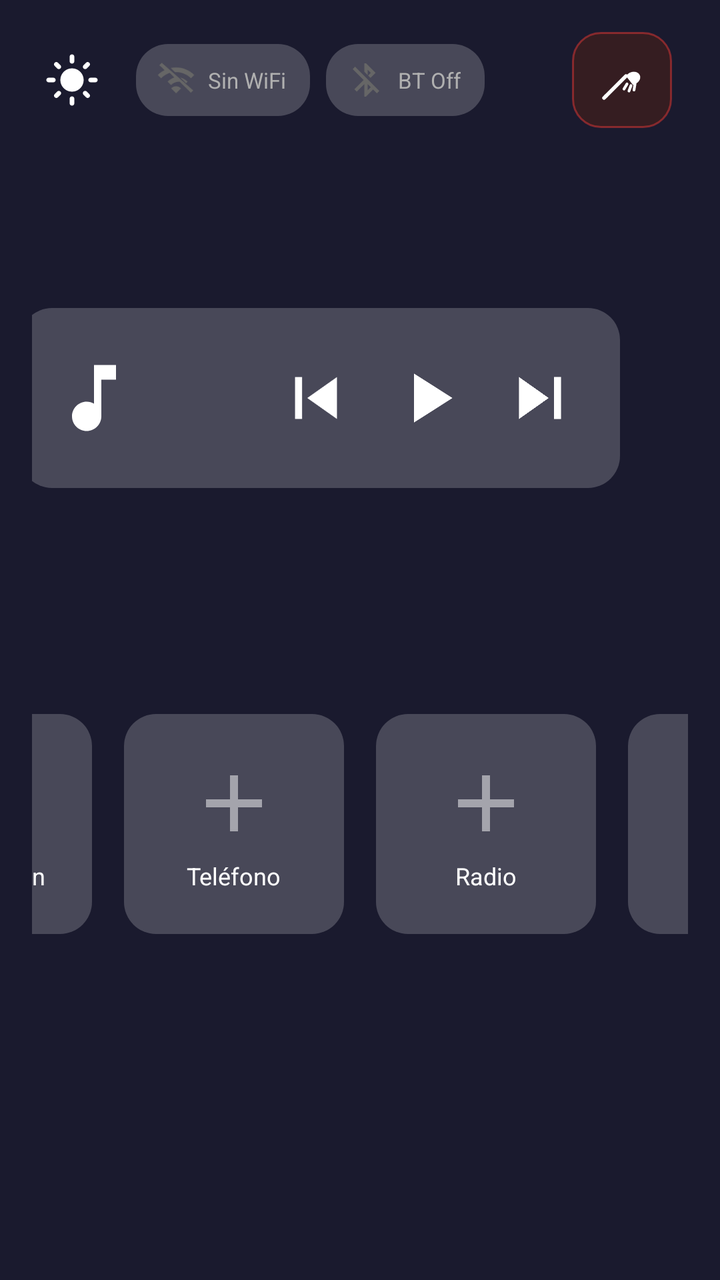
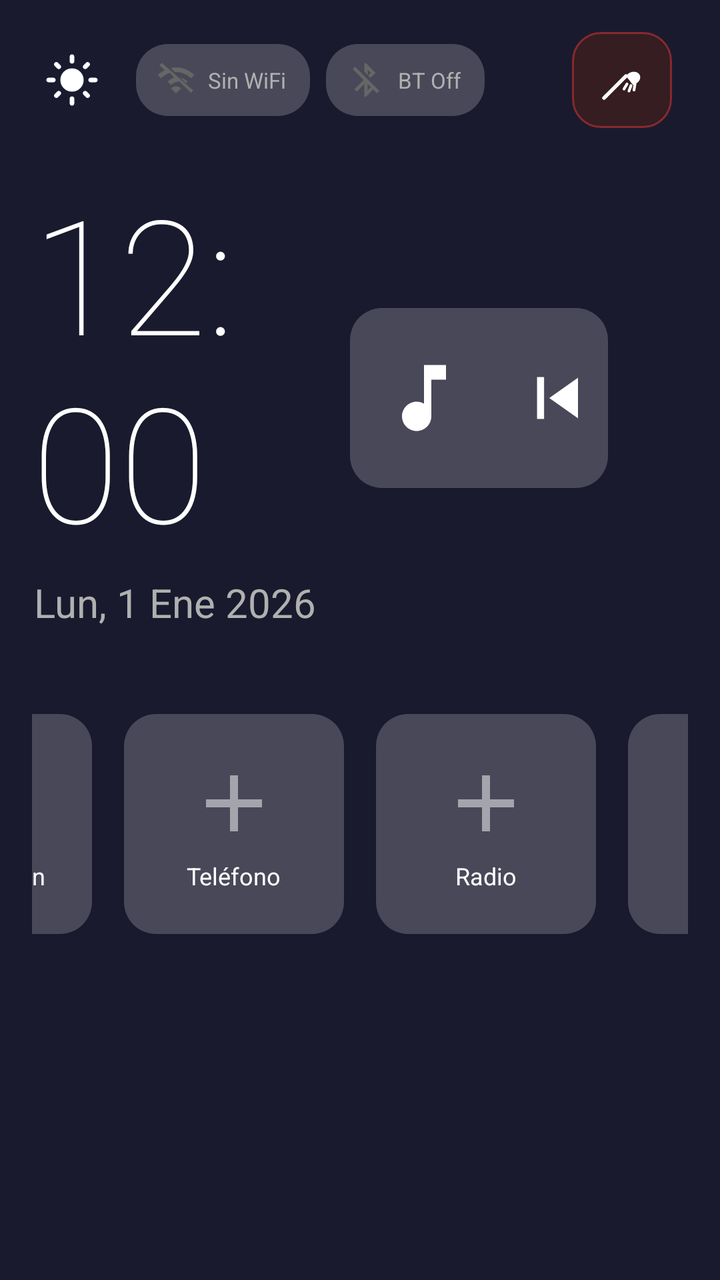

Compare the two renders of this Android layout. The source of the first and the diff that turns it into the second are given below.
<!-- AndroidManifest.xml: application theme LauncherTheme -->
<!-- res/layout/activity_main.xml -->
<?xml version="1.0" encoding="utf-8"?>
<FrameLayout xmlns:android="http://schemas.android.com/apk/res/android"
    android:id="@+id/root_layout"
    android:layout_width="match_parent"
    android:layout_height="match_parent"
    android:background="#FF1A1A2E">

    <LinearLayout
        android:layout_width="match_parent"
        android:layout_height="match_parent"
        android:gravity="center"
        android:orientation="vertical"
        android:padding="16dp">

        
        <LinearLayout
            android:layout_width="match_parent"
            android:layout_height="wrap_content"
            android:orientation="horizontal"
            android:gravity="center_vertical">

            <ImageView
                android:id="@+id/btn_theme_toggle"
                android:layout_width="40dp"
                android:layout_height="40dp"
                android:src="@drawable/ic_sun"
                android:padding="6dp"
                android:clickable="true"
                android:focusable="true" />

            <LinearLayout
                android:id="@+id/badge_permisos"
                android:layout_width="wrap_content"
                android:layout_height="36dp"
                android:orientation="horizontal"
                android:gravity="center_vertical"
                android:background="@drawable/shortcut_bg"
                android:paddingStart="10dp"
                android:paddingEnd="12dp"
                android:layout_marginStart="10dp"
                android:clickable="true"
                android:focusable="true"
                android:visibility="gone">

                <ImageView
                    android:layout_width="18dp"
                    android:layout_height="18dp"
                    android:src="@android:drawable/ic_dialog_alert" />

                <TextView
                    android:layout_width="wrap_content"
                    android:layout_height="wrap_content"
                    android:text="Permisos"
                    android:textColor="#FFC107"
                    android:textSize="11sp"
                    android:layout_marginStart="5dp" />
            </LinearLayout>

            
            <LinearLayout
                android:id="@+id/indicador_wifi"
                android:layout_width="wrap_content"
                android:layout_height="36dp"
                android:orientation="horizontal"
                android:gravity="center_vertical"
                android:background="@drawable/shortcut_bg"
                android:paddingStart="10dp"
                android:paddingEnd="12dp"
                android:layout_marginStart="12dp"
                android:clickable="true"
                android:focusable="true">

                <ImageView
                    android:id="@+id/icono_wifi"
                    android:layout_width="20dp"
                    android:layout_height="20dp"
                    android:src="@drawable/ic_wifi_off" />

                <TextView
                    android:id="@+id/texto_wifi"
                    android:layout_width="wrap_content"
                    android:layout_height="wrap_content"
                    android:text="Sin WiFi"
                    android:textColor="#B0B0B0"
                    android:textSize="11sp"
                    android:layout_marginStart="6dp"
                    android:maxLines="1"
                    android:ellipsize="end"
                    android:maxWidth="100dp" />
            </LinearLayout>

            
            <LinearLayout
                android:id="@+id/indicador_bluetooth"
                android:layout_width="wrap_content"
                android:layout_height="36dp"
                android:orientation="horizontal"
                android:gravity="center_vertical"
                android:background="@drawable/shortcut_bg"
                android:paddingStart="10dp"
                android:paddingEnd="12dp"
                android:layout_marginStart="8dp"
                android:clickable="true"
                android:focusable="true">

                <ImageView
                    android:id="@+id/icono_bluetooth"
                    android:layout_width="20dp"
                    android:layout_height="20dp"
                    android:src="@drawable/ic_bt_off" />

                <TextView
                    android:id="@+id/texto_bluetooth"
                    android:layout_width="wrap_content"
                    android:layout_height="wrap_content"
                    android:text="BT Off"
                    android:textColor="#B0B0B0"
                    android:textSize="11sp"
                    android:layout_marginStart="6dp"
                    android:maxLines="1"
                    android:ellipsize="end"
                    android:maxWidth="120dp" />
            </LinearLayout>

            <View
                android:layout_width="0dp"
                android:layout_height="1dp"
                android:layout_weight="1" />

            <LinearLayout
                android:id="@+id/fab_clear_apps"
                android:background="@drawable/fab_bg_clear"
                android:layout_width="50dp"
                android:layout_height="48dp"
                android:orientation="horizontal"
                android:gravity="center"
                android:paddingStart="10dp"
                android:paddingEnd="10dp"
                android:layout_marginEnd="8dp"
                android:clickable="true"
                android:focusable="true"
                android:elevation="6dp">

                <ImageView
                    android:layout_width="24dp"
                    android:layout_height="24dp"
                    android:src="@drawable/ic_clear_apps" />
            </LinearLayout>
        </LinearLayout>

        
        <LinearLayout
            android:layout_width="match_parent"
            android:layout_height="0dp"
            android:layout_weight="1"
            android:orientation="horizontal"
            android:gravity="center"
            android:paddingBottom="10dp">

            
                    

                

            <LinearLayout
                android:id="@+id/clock_section"
                android:layout_width="0dp"
                android:layout_height="wrap_content"
                android:layout_weight="1"
                android:gravity="center"
                android:orientation="vertical">

                <LinearLayout
                    android:id="@+id/boton_reloj"
                    android:layout_width="wrap_content"
                    android:layout_height="wrap_content"
                    android:clickable="true"
                    android:focusable="true"
                    android:gravity="center"
                    android:orientation="vertical">

                    <TextView
                        android:id="@+id/clock_text"
                        android:layout_width="wrap_content"
                        android:layout_height="wrap_content"
                        android:fontFamily="sans-serif-thin"
                        android:text="12:00"
                        android:textColor="#FFFFFFFF"
                        android:textSize="80sp" />

                    <TextView
                        android:id="@+id/date_text"
                        android:layout_width="wrap_content"
                        android:layout_height="wrap_content"
                        android:layout_marginTop="4dp"
                        android:text="Lun, 1 Ene 2026"
                        android:textColor="#B0B0B0"
                        android:textSize="20sp" />
                </LinearLayout>
            </LinearLayout>

            
            <LinearLayout
                android:id="@+id/widget_reproductor"
                android:foreground="?android:attr/selectableItemBackground"
                android:layout_width="300dp"
                android:layout_height="wrap_content"
                android:orientation="horizontal"
                android:gravity="center_vertical"
                android:background="@drawable/shortcut_bg"
                android:padding="15dp"
                android:layout_marginTop="30dp"
                android:layout_marginEnd="40dp"
                android:layout_marginBottom="30dp"
                android:clickable="true"
                android:focusable="true"
                android:visibility="visible">

                <ImageView
                    android:id="@+id/reproductor_icono"
                    android:layout_width="44dp"
                    android:layout_height="60dp"
                    android:src="@drawable/ic_music"
                    android:scaleType="fitCenter" />

                <LinearLayout
                    android:layout_width="0dp"
                    android:layout_height="wrap_content"
                    android:layout_weight="1"
                    android:orientation="vertical"
                    android:layout_marginStart="10dp"
                    android:layout_marginEnd="10dp">

                    <TextView
                        android:id="@+id/reproductor_titulo"
                        android:layout_width="match_parent"
                        android:layout_height="wrap_content"
                        android:text=""
                        android:textColor="#FFFFFF"
                        android:textSize="16sp"
                        android:textStyle="bold"
                        android:maxLines="1"
                        android:ellipsize="marquee"
                        android:marqueeRepeatLimit="marquee_forever"
                        android:scrollHorizontally="true"
                        android:focusable="true"
                        android:focusableInTouchMode="true"
                        android:singleLine="true" />

                    <TextView
                        android:id="@+id/reproductor_artista"
                        android:layout_width="wrap_content"
                        android:layout_height="wrap_content"
                        android:text=""
                        android:textColor="#B0B0B0"
                        android:textSize="12sp"
                        android:maxLines="1"
                        android:ellipsize="end"
                        android:layout_marginTop="2dp" />
                </LinearLayout>

                <ImageView
                    android:id="@+id/btn_anterior"
                    android:layout_width="50dp"
                    android:layout_height="50dp"
                    android:src="@drawable/ic_anterior"
                    android:padding="4dp"
                    android:background="?android:attr/selectableItemBackgroundBorderless"
                    android:clickable="true"
                    android:focusable="true" />

                <ImageView
                    android:id="@+id/btn_play_pausa"
                    android:layout_width="50dp"
                    android:layout_height="50dp"
                    android:src="@drawable/ic_play"
                    android:padding="4dp"
                    android:layout_marginStart="6dp"
                    android:layout_marginEnd="6dp"
                    android:background="?android:attr/selectableItemBackgroundBorderless"
                    android:clickable="true"
                    android:focusable="true" />

                <ImageView
                    android:id="@+id/btn_siguiente"
                    android:layout_width="50dp"
                    android:layout_height="50dp"
                    android:src="@drawable/ic_siguiente"
                    android:padding="4dp"
                    android:background="?android:attr/selectableItemBackgroundBorderless"
                    android:clickable="true"
                    android:focusable="true" />
            </LinearLayout>
        </LinearLayout>

        
        <LinearLayout
            android:id="@+id/shortcuts_container"
            android:layout_width="wrap_content"
            android:layout_height="0dp"
            android:layout_weight="1"
            android:gravity="center|top"
            android:orientation="horizontal"
            android:paddingTop="5dp">

            <LinearLayout
                android:id="@+id/shortcut_0"
                android:layout_width="110dp"
                android:layout_height="110dp"
                android:layout_margin="8dp"
                android:background="@drawable/shortcut_bg"
                android:clickable="true"
                android:focusable="true"
                android:gravity="center"
                android:orientation="vertical"
                android:padding="10dp">

                <ImageView
                    android:id="@+id/shortcut_icon_0"
                    android:layout_width="48dp"
                    android:layout_height="48dp"
                    android:scaleType="fitCenter"
                    android:src="@drawable/ic_add_shortcut" />

                <TextView
                    android:id="@+id/shortcut_name_0"
                    android:layout_width="wrap_content"
                    android:layout_height="wrap_content"
                    android:layout_marginTop="4dp"
                    android:ellipsize="end"
                    android:maxLines="1"
                    android:text="Música"
                    android:textColor="#FFFFFF"
                    android:textSize="12sp" />
            </LinearLayout>

            <LinearLayout
                android:id="@+id/shortcut_1"
                android:layout_width="110dp"
                android:layout_height="110dp"
                android:layout_margin="8dp"
                android:background="@drawable/shortcut_bg"
                android:clickable="true"
                android:focusable="true"
                android:gravity="center"
                android:orientation="vertical"
                android:padding="10dp">

                <ImageView
                    android:id="@+id/shortcut_icon_1"
                    android:layout_width="48dp"
                    android:layout_height="48dp"
                    android:scaleType="fitCenter"
                    android:src="@drawable/ic_add_shortcut" />

                <TextView
                    android:id="@+id/shortcut_name_1"
                    android:layout_width="wrap_content"
                    android:layout_height="wrap_content"
                    android:layout_marginTop="4dp"
                    android:ellipsize="end"
                    android:maxLines="1"
                    android:text="Navegación"
                    android:textColor="#FFFFFF"
                    android:textSize="12sp" />
            </LinearLayout>

            <LinearLayout
                android:id="@+id/shortcut_2"
                android:layout_width="110dp"
                android:layout_height="110dp"
                android:layout_margin="8dp"
                android:background="@drawable/shortcut_bg"
                android:clickable="true"
                android:focusable="true"
                android:gravity="center"
                android:orientation="vertical"
                android:padding="10dp">

                <ImageView
                    android:id="@+id/shortcut_icon_2"
                    android:layout_width="48dp"
                    android:layout_height="48dp"
                    android:scaleType="fitCenter"
                    android:src="@drawable/ic_add_shortcut" />

                <TextView
                    android:id="@+id/shortcut_name_2"
                    android:layout_width="wrap_content"
                    android:layout_height="wrap_content"
                    android:layout_marginTop="4dp"
                    android:ellipsize="end"
                    android:maxLines="1"
                    android:text="Teléfono"
                    android:textColor="#FFFFFF"
                    android:textSize="12sp" />
            </LinearLayout>

            <LinearLayout
                android:id="@+id/shortcut_3"
                android:layout_width="110dp"
                android:layout_height="110dp"
                android:layout_margin="8dp"
                android:background="@drawable/shortcut_bg"
                android:clickable="true"
                android:focusable="true"
                android:gravity="center"
                android:orientation="vertical"
                android:padding="10dp">

                <ImageView
                    android:id="@+id/shortcut_icon_3"
                    android:layout_width="48dp"
                    android:layout_height="48dp"
                    android:scaleType="fitCenter"
                    android:src="@drawable/ic_add_shortcut" />

                <TextView
                    android:id="@+id/shortcut_name_3"
                    android:layout_width="wrap_content"
                    android:layout_height="wrap_content"
                    android:layout_marginTop="4dp"
                    android:ellipsize="end"
                    android:maxLines="1"
                    android:text="Radio"
                    android:textColor="#FFFFFF"
                    android:textSize="12sp" />
            </LinearLayout>

            <LinearLayout
                android:id="@+id/shortcut_4"
                android:layout_width="110dp"
                android:layout_height="110dp"
                android:layout_margin="8dp"
                android:background="@drawable/shortcut_bg"
                android:clickable="true"
                android:focusable="true"
                android:gravity="center"
                android:orientation="vertical"
                android:padding="10dp">

                <ImageView
                    android:id="@+id/shortcut_icon_4"
                    android:layout_width="48dp"
                    android:layout_height="48dp"
                    android:scaleType="fitCenter"
                    android:src="@drawable/ic_add_shortcut" />

                <TextView
                    android:id="@+id/shortcut_name_4"
                    android:layout_width="wrap_content"
                    android:layout_height="wrap_content"
                    android:layout_marginTop="4dp"
                    android:ellipsize="end"
                    android:maxLines="1"
                    android:text="Config."
                    android:textColor="#FFFFFF"
                    android:textSize="12sp" />
            </LinearLayout>

            <LinearLayout
                android:id="@+id/btn_all_apps"
                android:layout_width="110dp"
                android:layout_height="110dp"
                android:layout_margin="8dp"
                android:background="@drawable/shortcut_bg_accent"
                android:clickable="true"
                android:focusable="true"
                android:gravity="center"
                android:orientation="vertical"
                android:padding="10dp">

                <ImageView
                    android:id="@+id/all_apps_icon"
                    android:layout_width="48dp"
                    android:layout_height="48dp"
                    android:scaleType="fitCenter"
                    android:src="@drawable/ic_all_apps" />

                <TextView
                    android:id="@+id/all_apps_label"
                    android:layout_width="wrap_content"
                    android:layout_height="wrap_content"
                    android:layout_marginTop="4dp"
                    android:text="Apps"
                    android:textColor="#FFFFFF"
                    android:textSize="12sp" />
            </LinearLayout>
        </LinearLayout>
    </LinearLayout>

    


    
    <LinearLayout
        android:id="@+id/system_panel"
        android:layout_width="wrap_content"
        android:layout_height="wrap_content"
        android:layout_gravity="bottom|end"
        android:layout_marginEnd="20dp"
        android:layout_marginBottom="72dp"
        android:background="@drawable/system_panel_bg"
        android:elevation="8dp"
        android:orientation="vertical"
        android:padding="12dp"
        android:visibility="gone" />

</FrameLayout>
<!-- resources referenced by this layout -->
<resources>
  <!-- drawable fab_bg_clear (drawable) -->
  <?xml version="1.0" encoding="utf-8"?>
  <shape xmlns:android="http://schemas.android.com/apk/res/android"
      android:shape="rectangle">
  
      
      <solid android:color="#CC3D1F1F" />
  
      
      <stroke
          android:width="1dp"
          android:color="#80E53935" />
  
      
      <corners android:radius="14dp" />
  
  </shape>
  <!-- drawable ic_add_shortcut (drawable) -->
  <?xml version="1.0" encoding="utf-8"?>
  <vector xmlns:android="http://schemas.android.com/apk/res/android"
      android:width="24dp"
      android:height="24dp"
      android:viewportWidth="24"
      android:viewportHeight="24">
      <path
          android:fillColor="#80FFFFFF"
          android:pathData="M19,13h-6v6h-2v-6H5v-2h6V5h2v6h6v2z" />
  </vector>
  <!-- drawable ic_all_apps (drawable) -->
  <?xml version="1.0" encoding="utf-8"?>
  <vector xmlns:android="http://schemas.android.com/apk/res/android"
      android:width="24dp"
      android:height="24dp"
      android:viewportWidth="24"
      android:viewportHeight="24">
      <path
          android:fillColor="#FFFFFF"
          android:pathData="M4,8h4V4H4V8zM10,20h4v-4h-4V20zM4,20h4v-4H4V20zM4,14h4v-4H4V14zM10,14h4v-4h-4V14zM16,4v4h4V4H16zM10,8h4V4h-4V8zM16,14h4v-4h-4V14zM16,20h4v-4h-4V20z" />
  </vector>
  <!-- drawable ic_anterior (drawable) -->
  <?xml version="1.0" encoding="utf-8"?>
  <vector xmlns:android="http://schemas.android.com/apk/res/android"
      android:width="24dp" android:height="24dp"
      android:viewportWidth="24" android:viewportHeight="24">
      <path android:fillColor="#FFFFFF"
          android:pathData="M6,6h2v12H6V6zM9.5,12l8.5,6V6L9.5,12z" />
  </vector>
  <!-- drawable ic_music (drawable) -->
  <?xml version="1.0" encoding="utf-8"?>
  <vector xmlns:android="http://schemas.android.com/apk/res/android"
      android:width="24dp"
      android:height="24dp"
      android:viewportWidth="24"
      android:viewportHeight="24">
      <path
          android:fillColor="#FFFFFF"
          android:pathData="M12,3v10.55c-0.59,-0.34 -1.27,-0.55 -2,-0.55C7.79,13 6,14.79 6,17s1.79,4 4,4 4,-1.79 4,-4V7h4V3h-6z" />
  </vector>
  <!-- drawable ic_play (drawable) -->
  <?xml version="1.0" encoding="utf-8"?>
  <vector xmlns:android="http://schemas.android.com/apk/res/android"
      android:width="24dp" android:height="24dp"
      android:viewportWidth="24" android:viewportHeight="24">
      <path android:fillColor="#FFFFFF"
          android:pathData="M8,5v14l11,-7z" />
  </vector>
  <!-- drawable ic_siguiente (drawable) -->
  <?xml version="1.0" encoding="utf-8"?>
  <vector xmlns:android="http://schemas.android.com/apk/res/android"
      android:width="24dp" android:height="24dp"
      android:viewportWidth="24" android:viewportHeight="24">
      <path android:fillColor="#FFFFFF"
          android:pathData="M6,18l8.5,-6L6,6V18zM16,6v12h2V6H16z" />
  </vector>
  <!-- drawable system_panel_bg (drawable) -->
  <?xml version="1.0" encoding="utf-8"?>
  <shape xmlns:android="http://schemas.android.com/apk/res/android"
      android:shape="rectangle">
      <solid android:color="#EE16213E" />
      <corners android:radius="16dp" />
      <stroke
          android:width="1dp"
          android:color="#33FFFFFF" />
  </shape>
  <style name="LauncherTheme" parent="Theme.AppCompat.NoActionBar">
          <item name="android:windowNoTitle">true</item>
          <item name="android:windowFullscreen">true</item>
          <item name="android:windowBackground">@color/background</item>
          <item name="colorPrimary">@color/surface</item>
          <item name="colorPrimaryDark">@color/background</item>
          <item name="colorAccent">@color/accent</item>
      </style>
  <color name="background">#FF1A1A2E</color>
  <color name="surface">#FF16213E</color>
  <color name="accent">#FF2979FF</color>
  <!-- unchanged entries left out for length: 6 -->
</resources>

<!-- the commit's change to res/layout/activity_main.xml (unified diff, before → after) -->
@@ -200,21 +200,26 @@
             </LinearLayout>
 
             
+            
             <LinearLayout
                 android:id="@+id/widget_reproductor"
                 android:foreground="?android:attr/selectableItemBackground"
-                android:layout_width="300dp"
+                android:layout_width="0dp"
                 android:layout_height="wrap_content"
+                android:layout_weight="0.9"
+                android:minWidth="320dp"
                 android:orientation="horizontal"
                 android:gravity="center_vertical"
                 android:background="@drawable/shortcut_bg"
                 android:padding="15dp"
                 android:layout_marginTop="30dp"
+                android:layout_marginStart="16dp"
                 android:layout_marginEnd="40dp"
                 android:layout_marginBottom="30dp"
                 android:clickable="true"
                 android:focusable="true"
                 android:visibility="visible">
+
 
                 <ImageView
                     android:id="@+id/reproductor_icono"
<!-- resource entries referenced after the edit -->
@@ -88,13 +88,8 @@
           <item name="android:windowNoTitle">true</item>
           <item name="android:windowFullscreen">true</item>
           <item name="android:windowBackground">@color/background</item>
-          <item name="colorPrimary">@color/surface</item>
-          <item name="colorPrimaryDark">@color/background</item>
-          <item name="colorAccent">@color/accent</item>
       </style>
   <color name="background">#FF1A1A2E</color>
-  <color name="surface">#FF16213E</color>
-  <color name="accent">#FF2979FF</color>
   <!-- unchanged entries left out for length: 6 -->
 </resources>
 
